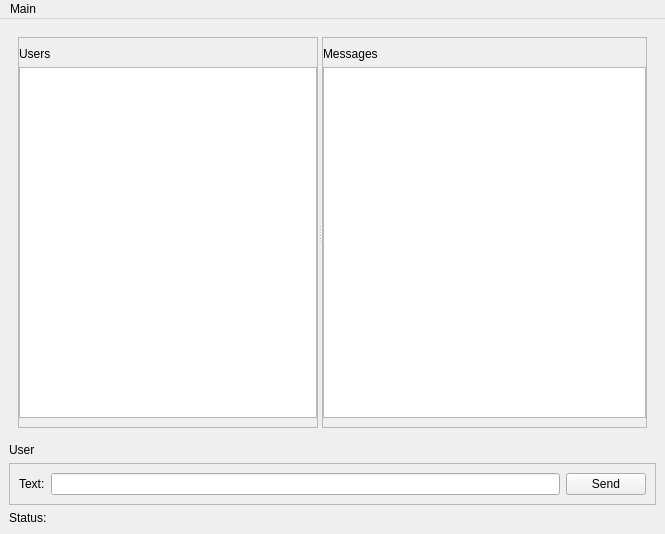
Above: Client/MainWindow/mainwindow.ui from MaksMN/QTchat before the change. Below: the same form after it.
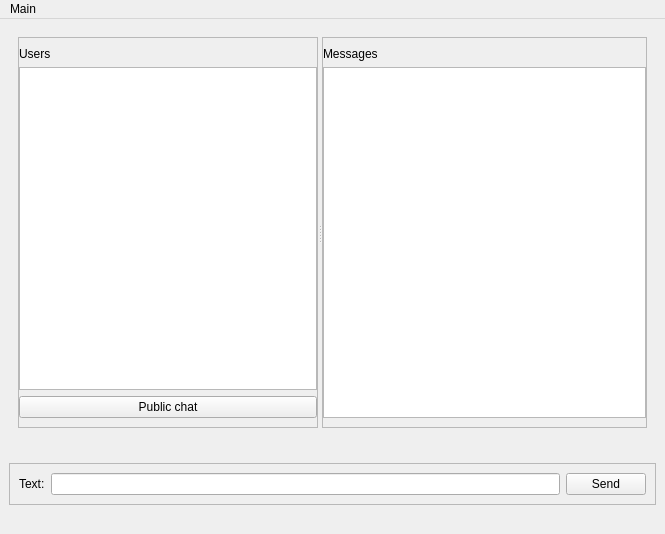
That is the form after the change. Icons and pictures are not drawn.

```diff
--- a/Client/MainWindow/mainwindow.ui
+++ b/Client/MainWindow/mainwindow.ui
@@ -75,6 +75,13 @@
            <item>
             <widget class="QListWidget" name="listUsers"/>
            </item>
+           <item>
+            <widget class="QPushButton" name="btnPubChat">
+             <property name="text">
+              <string>Public chat</string>
+             </property>
+            </widget>
+           </item>
           </layout>
          </widget>
          <widget class="QFrame" name="frame_2">
@@ -123,7 +130,7 @@
     <item>
      <widget class="QLabel" name="labelUserInfo">
       <property name="text">
-       <string>User</string>
+       <string/>
       </property>
      </widget>
     </item>
@@ -171,7 +178,7 @@
     <item>
      <widget class="QLabel" name="labelStatus">
       <property name="text">
-       <string>Status:</string>
+       <string/>
       </property>
      </widget>
     </item>
```
Left out of the diff: 9 changed lines with no effect on the pictures.
